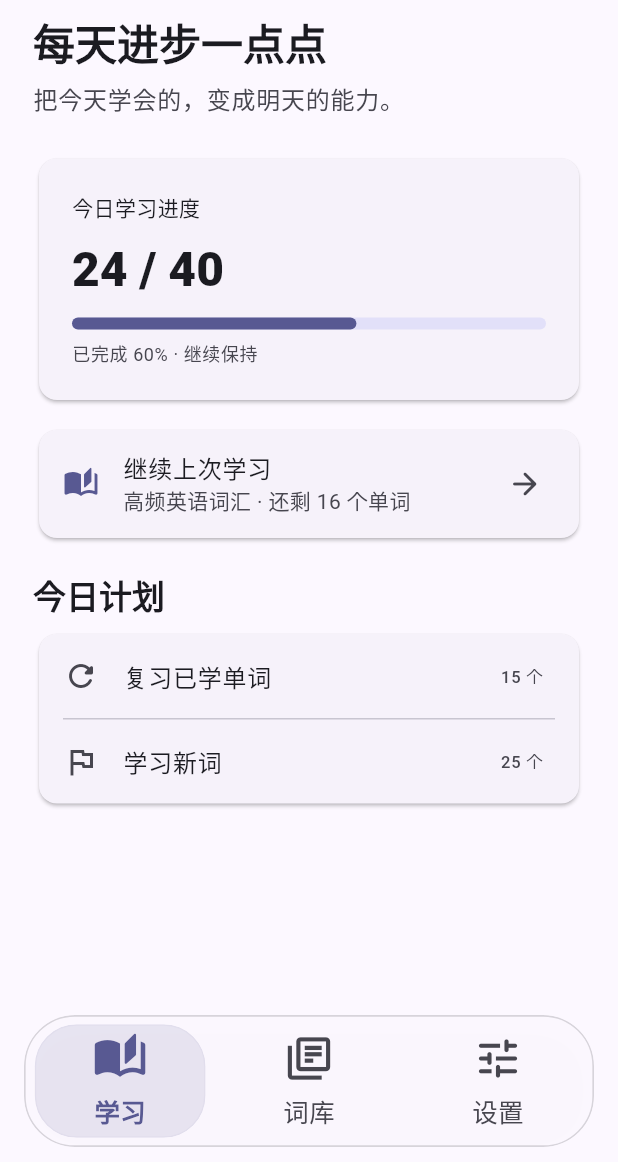
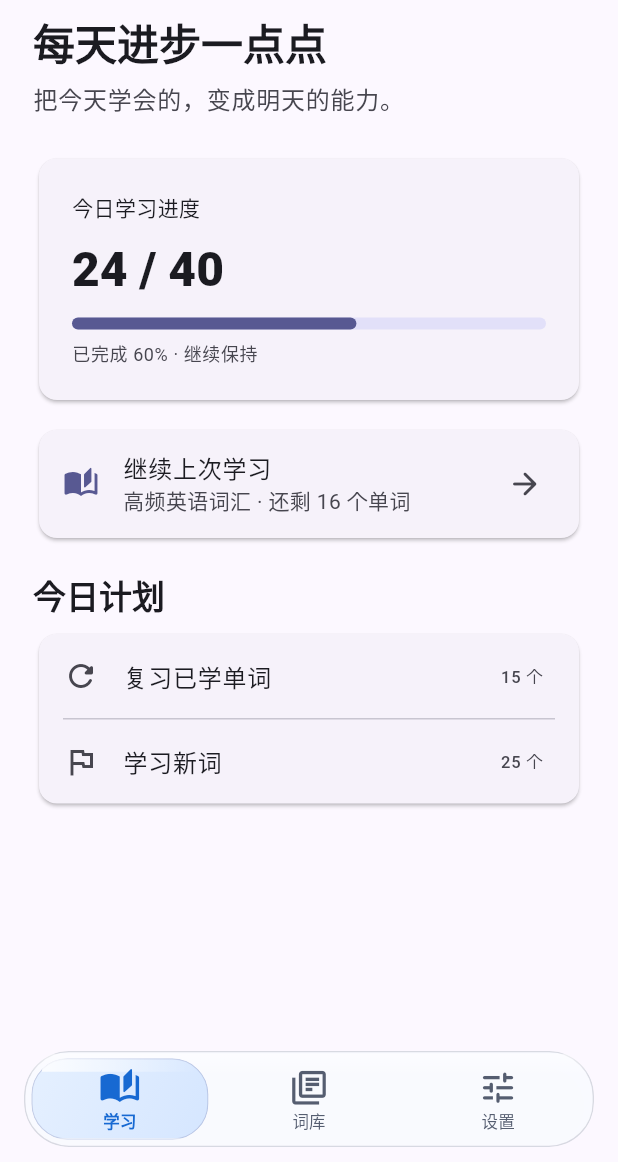
Before and after one commit to shuichuiiii/study-glass-app, a Flutter app: the screen it shows after launch, on a phone screen of 412 x 824 dp, the part 74-1236 px from its top. Run offline on Flutter 3.47's test engine with Material 3 defaults, Android fonts, the phone set to English and light mode, and no system bars; drawn by our look-alikes of dynamic_color; our stand-ins replace shared_preferences.

Commit message:
Redesign floating dock with compact FlClash-inspired glass styling

```diff
--- a/lib/main.dart
+++ b/lib/main.dart
@@ -373,6 +373,7 @@ class LiquidDock extends StatelessWidget {
   final bool floatingBar;
   final bool animate;
   final ValueChanged<int> onSelect;
+
   static const items = <({IconData icon, IconData selected, String label})>[
     (icon: Icons.auto_stories_outlined, selected: Icons.auto_stories_rounded, label: '学习'),
     (icon: Icons.library_books_outlined, selected: Icons.library_books_rounded, label: '词库'),
@@ -385,77 +386,203 @@ class LiquidDock extends StatelessWidget {
     final dark = Theme.of(context).brightness == Brightness.dark;
     final disabled = glass == 'off';
     final ultra = glass == 'ultra';
-    final blur = ultra ? 18.0 : 12.0;
-    final radius = floatingBar ? 34.0 : 0.0;
+    final radius = floatingBar ? 30.0 : 0.0;
+    final barHeight = floatingBar ? 64.0 : 66.0;
+    final blur = ultra ? 24.0 : 14.0;
+    final surface = dark ? const Color(0xFF22232C) : const Color(0xFFF9FAFF);
+    final outline = dark
+        ? Colors.white.withValues(alpha: .18)
+        : const Color(0xFF6F7488).withValues(alpha: .24);
     return ClipRRect(
-      borderRadius: BorderRadius.vertical(top: Radius.circular(radius), bottom: Radius.circular(radius)),
+      borderRadius: BorderRadius.circular(radius),
       child: BackdropFilter(
-        filter: ImageFilter.blur(sigmaX: disabled ? 0 : blur, sigmaY: disabled ? 0 : blur),
+        filter: ImageFilter.blur(
+          sigmaX: disabled ? 0 : blur,
+          sigmaY: disabled ? 0 : blur,
+        ),
         child: Container(
-          height: 88,
+          height: barHeight,
           decoration: BoxDecoration(
-            color: disabled ? cs.surfaceContainerHigh : cs.surface.withValues(alpha: ultra ? (dark ? .76 : .86) : (dark ? .80 : .90)),
-            borderRadius: BorderRadius.vertical(top: Radius.circular(radius), bottom: Radius.circular(radius)),
-            border: Border.all(color: cs.onSurface.withValues(alpha: ultra ? .16 : .12), width: 1.1),
-            boxShadow: floatingBar ? [
-              BoxShadow(color: Colors.black.withValues(alpha: dark ? .12 : .06), blurRadius: ultra ? 22 : 18, offset: const Offset(0, 6)),
-            ] : const [],
+            color: disabled
+                ? cs.surfaceContainerHigh
+                : surface.withValues(alpha: ultra ? (dark ? .88 : .90) : .94),
+            borderRadius: BorderRadius.circular(radius),
+            border: Border.all(color: outline, width: .9),
+            boxShadow: floatingBar
+                ? [
+                    BoxShadow(
+                      color: Colors.black.withValues(alpha: dark ? .20 : .075),
+                      blurRadius: ultra ? 20 : 14,
+                      offset: const Offset(0, 5),
+                    ),
+                    if (ultra)
+                      BoxShadow(
+                        color: Colors.white.withValues(alpha: dark ? .045 : .65),
+                        blurRadius: 1,
+                        offset: const Offset(0, -1),
+                      ),
+                  ]
+                : const [],
           ),
           child: LayoutBuilder(
             builder: (context, constraints) {
-              final width = constraints.maxWidth / 3;
+              final width = constraints.maxWidth / items.length;
               return Stack(
-                alignment: Alignment.center,
+                fit: StackFit.expand,
                 children: [
-                  AnimatedPositioned(
-                    duration: Duration(milliseconds: animate ? 420 : 0),
-                    curve: Curves.easeOutBack,
-                    left: index * width + 6,
-                    top: 5,
-                    bottom: 5,
-                    width: width - 12,
-                    child: ClipRRect(
-                      borderRadius: BorderRadius.circular(28),
-                      child: Stack(
-                        fit: StackFit.expand,
-                        children: [
-                          DecoratedBox(
-                            decoration: BoxDecoration(
-                              color: disabled ? cs.primary : cs.primary.withValues(alpha: dark ? .28 : .12),
-                              borderRadius: BorderRadius.circular(28),
-                              border: Border.all(color: cs.primary.withValues(alpha: dark ? .12 : .04)),
+                  // A restrained top-edge reflection keeps the outer pane readable
+                  // instead of turning the whole dock into a purple blur.
+                  if (!disabled)
+                    Positioned(
+                      left: 1,
+                      right: 1,
+                      top: 1,
+                      height: 15,
+                      child: IgnorePointer(
+                        child: DecoratedBox(
+                          decoration: BoxDecoration(
+                            borderRadius: BorderRadius.vertical(
+                              top: Radius.circular(radius),
                             ),
-                          )
-                        ],
-                      ),
-                    ),
-                  ),
-                  Row(
-                    children: List.generate(items.length, (i) => Expanded(
-                      child: Semantics(
-                        button: true,
-                        selected: index == i,
-                        child: InkWell(
-                          borderRadius: BorderRadius.circular(28),
-                          onTap: () => onSelect(i),
-                          child: SizedBox(
-                            height: 88,
-                            child: Column(
-                              mainAxisAlignment: MainAxisAlignment.center,
-                              children: [
-                                AnimatedScale(
-                                  scale: index == i ? 1.08 : 1,
-                                  duration: Duration(milliseconds: animate ? 220 : 0),
-                                  child: Icon(index == i ? items[i].selected : items[i].icon, size: 34, color: index == i ? (disabled ? cs.onPrimary : (dark ? Colors.white : cs.primary)) : cs.onSurfaceVariant),
-                                ),
-                                const SizedBox(height: 6),
-                                Text(items[i].label, style: TextStyle(fontSize: 17, fontWeight: index == i ? FontWeight.w600 : FontWeight.w500, color: index == i ? (disabled ? cs.onPrimary : (dark ? Colors.white : cs.primary)) : cs.onSurfaceVariant)),
+                            gradient: LinearGradient(
+                              begin: Alignment.topCenter,
+                              end: Alignment.bottomCenter,
+                              colors: [
+                                Colors.white.withValues(alpha: dark ? .09 : .52),
+                                Colors.white.withValues(alpha: 0),
                               ],
                             ),
                           ),
                         ),
                       ),
-                    )),
+                    ),
+                  AnimatedPositioned(
+                    duration: Duration(milliseconds: animate ? 430 : 0),
+                    curve: Curves.easeOutBack,
+                    left: index * width + 4,
+                    top: 4,
+                    bottom: 4,
+                    width: width - 8,
+                    child: ClipRRect(
+                      borderRadius: BorderRadius.circular(24),
+                      child: DecoratedBox(
+                        decoration: BoxDecoration(
+                          borderRadius: BorderRadius.circular(24),
+                          gradient: LinearGradient(
+                            begin: Alignment.topLeft,
+                            end: Alignment.bottomRight,
+                            colors: disabled
+                                ? [cs.primary, cs.primary]
+                                : dark
+                                    ? [
+                                        cs.primary.withValues(alpha: .42),
+                                        cs.primary.withValues(alpha: .26),
+                                      ]
+                                    : [
+                                        const Color(0xFFE5F0FF),
+                                        const Color(0xFFD5E6FF),
+                                      ],
+                          ),
+                          border: Border.all(
+                            color: disabled
+                                ? cs.primary.withValues(alpha: .2)
+                                : cs.primary.withValues(alpha: dark ? .38 : .22),
+                            width: .8,
+                          ),
+                          boxShadow: disabled
+                              ? const []
+                              : [
+                                  BoxShadow(
+                                    color: cs.primary.withValues(alpha: dark ? .10 : .08),
+                                    blurRadius: 5,
+                                    offset: const Offset(0, 2),
+                                  ),
+                                ],
+                        ),
+                        child: Stack(
+                          fit: StackFit.expand,
+                          children: [
+                            if (!disabled)
+                              Align(
+                                alignment: Alignment.topCenter,
+                                child: Container(
+                                  height: 9,
+                                  margin: const EdgeInsets.symmetric(horizontal: 7),
+                                  decoration: BoxDecoration(
+                                    borderRadius: const BorderRadius.vertical(
+                                      top: Radius.circular(20),
+                                    ),
+                                    gradient: LinearGradient(
+                                      colors: [
+                                        Colors.white.withValues(alpha: dark ? .20 : .85),
+                                        Colors.white.withValues(alpha: 0),
+                                      ],
+                                    ),
+                                  ),
+                                ),
+                              ),
+                            Align(
+                              alignment: Alignment.bottomCenter,
+                              child: Container(
+                                height: 1,
+                                color: Colors.white.withValues(alpha: dark ? .10 : .58),
+                              ),
+                            ),
+                          ],
+                        ),
+                      ),
+                    ),
+                  ),
+                  Row(
+                    children: List.generate(items.length, (i) {
+                      final selected = index == i;
+                      final activeColor = disabled
+                          ? cs.onPrimary
+                          : (dark ? const Color(0xFFF4F6FF) : const Color(0xFF1769D2));
+                      final idleColor = dark
+                          ? const Color(0xFFD0D1DB)
+                          : const Color(0xFF555D70);
+                      return Expanded(
+                        child: Semantics(
+                          button: true,
+                          selected: selected,
+                          label: items[i].label,
+                          child: InkWell(
+                            borderRadius: BorderRadius.circular(24),
+                            onTap: () => onSelect(i),
+                            child: SizedBox(
+                              height: barHeight,
+                              child: Column(
+                                mainAxisAlignment: MainAxisAlignment.center,
+                                children: [
+                                  AnimatedScale(
+                                    scale: selected ? 1.04 : 1,
+                                    duration: Duration(milliseconds: animate ? 200 : 0),
+                                    child: Icon(
+                                      selected ? items[i].selected : items[i].icon,
+                                      size: 27,
+                                      color: selected ? activeColor : idleColor,
+                                    ),
+                                  ),
+                                  const SizedBox(height: 2),
+                                  Text(
+                                    items[i].label,
+                                    maxLines: 1,
+                                    style: TextStyle(
+                                      fontSize: 11,
+                                      height: 1.15,
+                                      letterSpacing: .1,
+                                      fontWeight: selected ? FontWeight.w700 : FontWeight.w500,
+                                      color: selected ? activeColor : idleColor,
+                                    ),
+                                  ),
+                                ],
+                              ),
+                            ),
+                          ),
+                        ),
+                      );
+                    }),
                   ),
                 ],
               );
```
